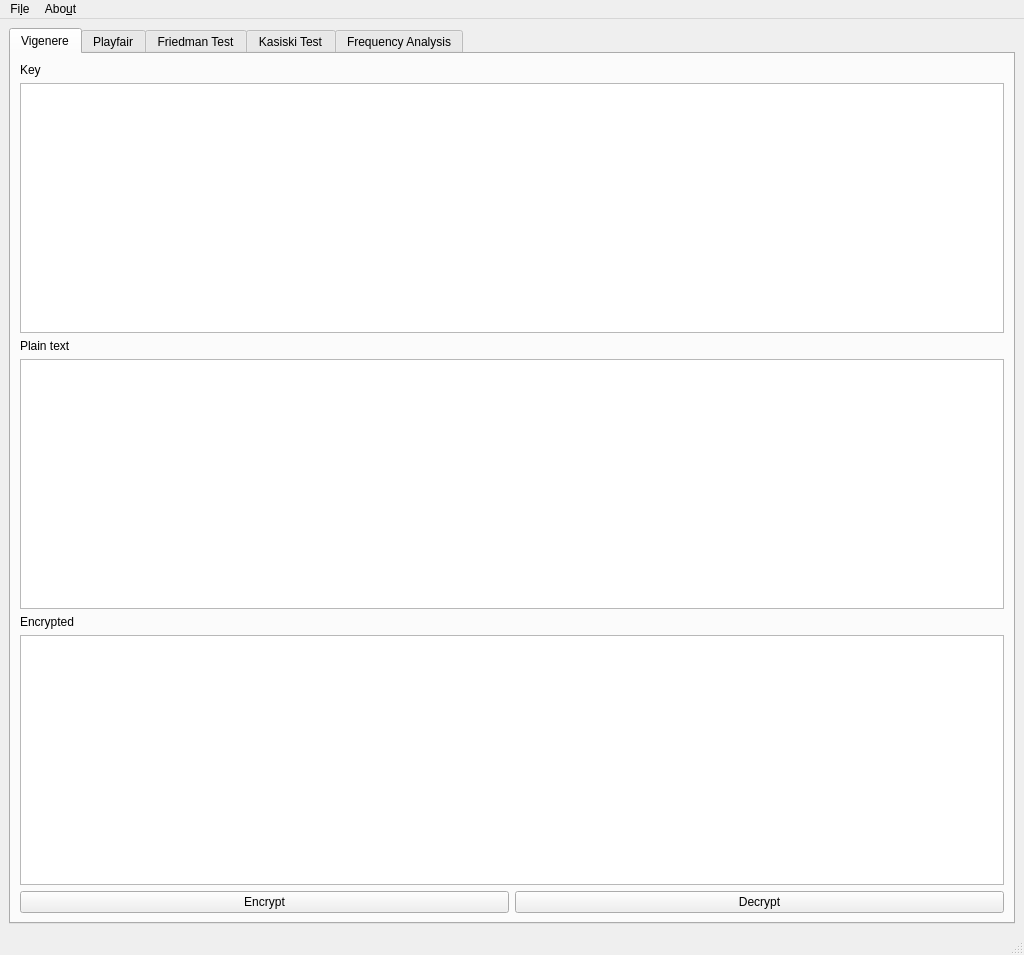
Before: the Qt Designer form crypto.ui in CPanda/cryptography, drawn with Qt 5.
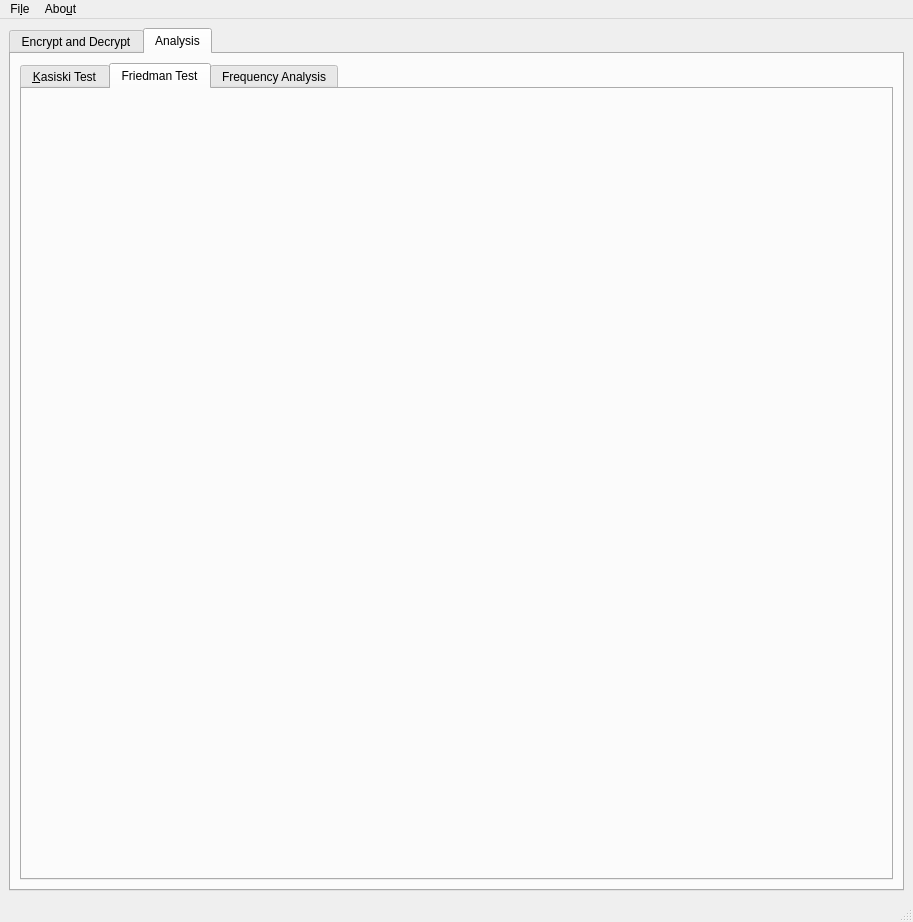
After: the same form once the commit is applied.

Patch:
```diff
--- a/crypto.ui
+++ b/crypto.ui
@@ -6,8 +6,8 @@
    <rect>
     <x>0</x>
     <y>0</y>
-    <width>1024</width>
-    <height>955</height>
+    <width>913</width>
+    <height>922</height>
    </rect>
   </property>
   <property name="windowTitle">
@@ -20,7 +20,17 @@
       <item>
        <widget class="QTabWidget" name="tabWidget">
         <property name="currentIndex">
-         <number>0</number>
+         <number>1</number>
+        </property>
+        <widget class="QWidget" name="encrypt_decrypt">
+         <attribute name="title">
+          <string>Encrypt and Decrypt</string>
+         </attribute>
+         <layout class="QHBoxLayout" name="horizontalLayout_4">
+          <item>
+           <widget class="QTabWidget" name="encrypt_decrypt_tab">
+            <property name="currentIndex">
+             <number>1</number>
         </property>
         <widget class="QWidget" name="tab">
          <attribute name="title">
@@ -111,17 +121,31 @@
           </item>
          </layout>
         </widget>
-        <widget class="QWidget" name="friedman_test">
+           </widget>
+          </item>
+         </layout>
+        </widget>
+        <widget class="QWidget" name="crypto_analysis">
+         <attribute name="title">
+          <string>Analysis</string>
+         </attribute>
+         <layout class="QHBoxLayout" name="horizontalLayout_3">
+          <item>
+           <widget class="QTabWidget" name="encrypt_decrypt_tab_2">
+            <property name="currentIndex">
+             <number>1</number>
+            </property>
+            <widget class="QWidget" name="kasiski_2">
+             <attribute name="title">
+              <string>&amp;Kasiski Test</string>
+             </attribute>
+            </widget>
+            <widget class="QWidget" name="friedman_test_2">
          <attribute name="title">
           <string>Friedman Test</string>
          </attribute>
         </widget>
-        <widget class="QWidget" name="tab_4">
-         <attribute name="title">
-          <string>Kasiski Test</string>
-         </attribute>
-        </widget>
-        <widget class="QWidget" name="tab_3">
+            <widget class="QWidget" name="tab_8">
          <attribute name="title">
           <string>Frequency Analysis</string>
          </attribute>
@@ -129,6 +153,10 @@
        </widget>
       </item>
      </layout>
+        </widget>
+       </widget>
+      </item>
+     </layout>
     </item>
    </layout>
   </widget>
@@ -137,7 +165,7 @@
     <rect>
      <x>0</x>
      <y>0</y>
-     <width>1024</width>
+     <width>913</width>
      <height>20</height>
     </rect>
    </property>
```
Left out of the diff: 4 changed lines with no effect on the pictures. Lines whose indentation alone changed are shown as unchanged.
